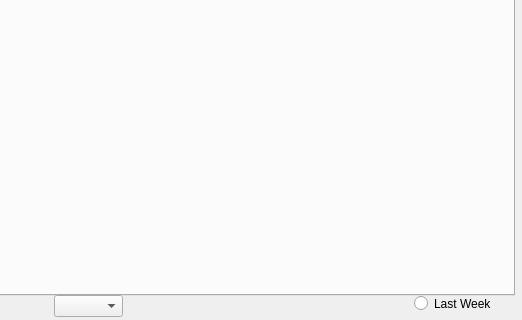
Old version of the form EDI/windowmain.ui in the repository katietrom11392/EDI; both pictures show x 346 to 868 and y 335 to 655 of the 868 by 655 pixel window.
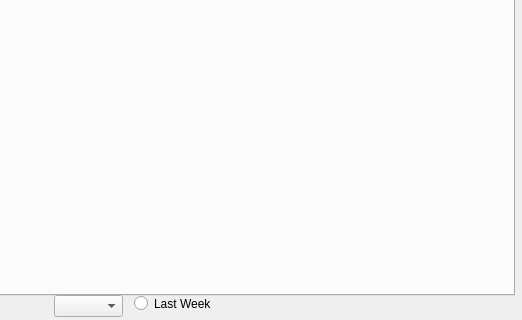
New version of the form. Icons and pictures are not drawn. Custom widgets are drawn as their Qt base class.

Commit message: Fixed Toggle Button Issue

What changed in the file:
```diff
--- a/EDI/windowmain.ui
+++ b/EDI/windowmain.ui
@@ -1727,9 +1727,12 @@
    </property>
   </widget>
   <widget class="QRadioButton" name="lastWeek">
+   <property name="enabled">
+    <bool>true</bool>
+   </property>
    <property name="geometry">
     <rect>
-     <x>760</x>
+     <x>480</x>
      <y>630</y>
      <width>82</width>
      <height>17</height>
@@ -1738,6 +1741,12 @@
    <property name="text">
     <string>Last Week</string>
    </property>
+   <property name="checkable">
+    <bool>true</bool>
+   </property>
+   <property name="autoExclusive">
+    <bool>false</bool>
+   </property>
   </widget>
   <zorder>tabWidget</zorder>
   <zorder>labelLogo</zorder>
```
The commit also changes 2 other files.
